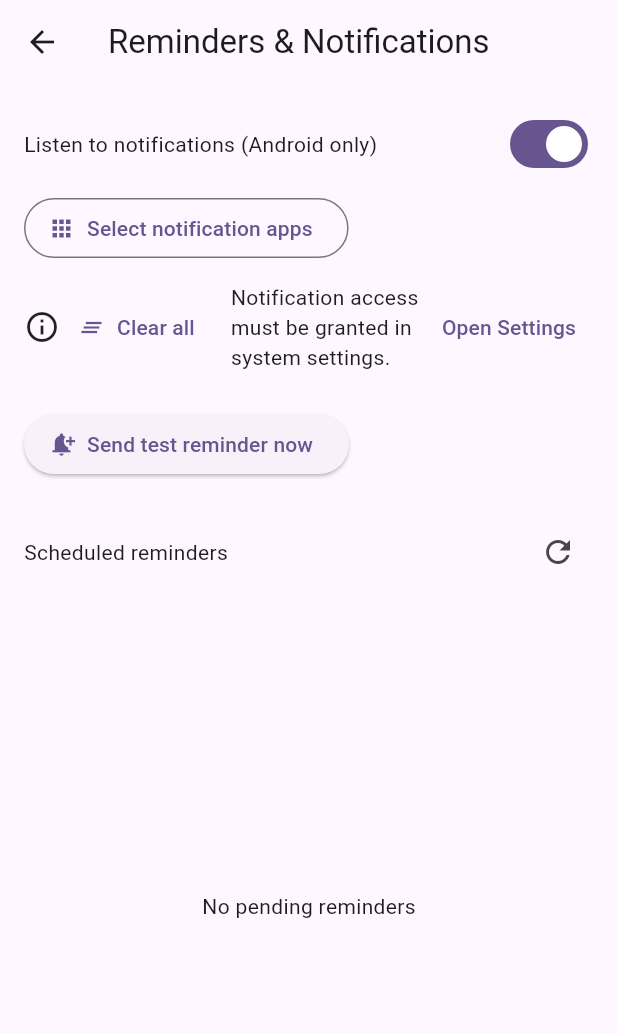
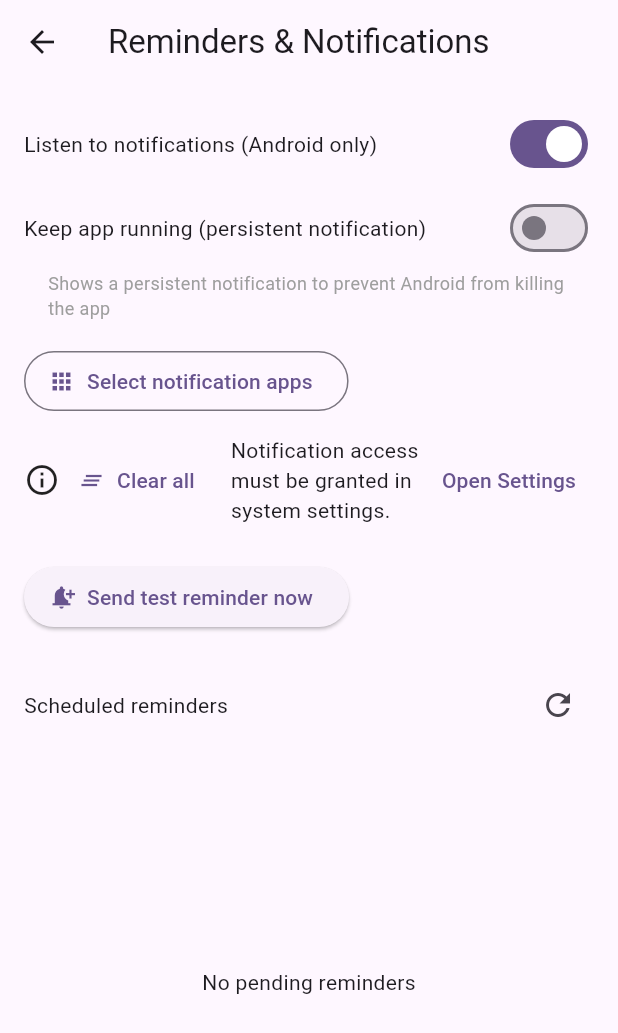
Before and after one commit to Ferrb9579/buddy, a Flutter app: the RemindersPage screen opened by its route, after a tap on "Clear all", on a phone screen of 412 x 824 dp. Shown: the top 1033 px of the screen. Run offline on Flutter 3.47's test engine with Material 3 defaults, Android fonts, the phone set to English and light mode, and no system bars; our stand-ins replace audioplayers, dio, flutter_dotenv, flutter_local_notifications, flutter_timezone, get and 3 more; missing offline and left inert: android_intent_plus, installed_apps, notifications; accounts and stored records are empty.

Commit message:
persistent notification

```diff
--- a/lib/main.dart
+++ b/lib/main.dart
@@ -29,6 +29,11 @@ Future<void> main() async {
     if (enabled) {
       await ingest.start();
     }
+    // Restore persistent notification if it was enabled
+    final persistentEnabled = await reminders.isPersistentNotificationEnabled();
+    if (persistentEnabled) {
+      await reminders.startPersistentNotification();
+    }
   }
   runApp(const MyApp());
 }
--- a/lib/pages/reminders_page.dart
+++ b/lib/pages/reminders_page.dart
@@ -22,6 +22,7 @@ class _RemindersPageState extends State<RemindersPage> {
   final _reminders = ReminderService();
   bool _enabled = true;
   bool _android = false;
+  bool _persistentNotification = false;
   List<Reminder> _scheduledReminders = const [];
   List<AppInfo> _installedApps = const [];
   Set<String> _allowedApps = <String>{};
@@ -39,6 +40,7 @@ class _RemindersPageState extends State<RemindersPage> {
     final en = await _ingest.getEnabled();
     final scheduled = await _reminders.getScheduledReminders();
     final allowedApps = await _ingest.getAllowedApps();
+    final persistentEnabled = await _reminders.isPersistentNotificationEnabled();
     if (_android && _installedApps.isEmpty) {
       await _loadInstalledApps();
     }
@@ -47,11 +49,21 @@ class _RemindersPageState extends State<RemindersPage> {
       _enabled = en;
       _scheduledReminders = scheduled;
       _allowedApps = allowedApps.toSet();
+      _persistentNotification = persistentEnabled;
     });
   }
 
   Future<void> _toggle(bool v) async {
     await _ingest.setEnabled(v);
+    await _init();
+  }
+
+  Future<void> _togglePersistentNotification(bool v) async {
+    if (v) {
+      await _reminders.startPersistentNotification();
+    } else {
+      await _reminders.stopPersistentNotification();
+    }
     await _init();
   }
 
@@ -259,6 +271,21 @@ class _RemindersPageState extends State<RemindersPage> {
               ],
             ),
             const SizedBox(height: 8),
+            if (_android) ...[
+              Row(
+                mainAxisAlignment: MainAxisAlignment.spaceBetween,
+                children: [
+                  const Expanded(child: Text('Keep app running (persistent notification)')),
+                  Switch(value: _persistentNotification, onChanged: _togglePersistentNotification),
+                ],
+              ),
+              const SizedBox(height: 4),
+              const Padding(
+                padding: EdgeInsets.only(left: 16.0, bottom: 8.0),
+                child: Text('Shows a persistent notification to prevent Android from killing the app', style: TextStyle(fontSize: 12, color: Colors.grey)),
+              ),
+              const SizedBox(height: 8),
+            ],
             OutlinedButton.icon(onPressed: _showAppFilterSheet, icon: const Icon(Icons.apps), label: const Text('Select notification apps')),
             const SizedBox(height: 12),
             if (_android) ...[
--- a/lib/services/reminder_service.dart
+++ b/lib/services/reminder_service.dart
@@ -131,6 +131,74 @@ class ReminderService {
     const channel = AndroidNotificationChannel(_channelId, _channelName, description: _channelDescription, importance: Importance.high, playSound: true, enableLights: true, enableVibration: true);
 
     await androidSpecific.createNotificationChannel(channel);
+  }
+
+  // Persistent notification management (keeps app from being killed)
+  static const int _persistentNotificationId = 999999;
+  static const String _persistentChannelId = 'buddy_foreground_service';
+  static const String _persistentChannelName = 'Buddy Service';
+  static const String _persistentChannelDescription = 'Keeps Buddy running in background';
+
+  Future<void> startPersistentNotification() async {
+    if (kIsWeb) return;
+    await initialize();
+
+    final androidSpecific = _plugin.resolvePlatformSpecificImplementation<AndroidFlutterLocalNotificationsPlugin>();
+    if (androidSpecific == null) return;
+
+    // Create a separate low-priority channel for the persistent notification
+    const persistentChannel = AndroidNotificationChannel(_persistentChannelId, _persistentChannelName, description: _persistentChannelDescription, importance: Importance.low, playSound: false, enableLights: false, enableVibration: false, showBadge: false);
+
+    try {
+      await androidSpecific.createNotificationChannel(persistentChannel);
+
+      const androidDetails = AndroidNotificationDetails(
+        _persistentChannelId,
+        _persistentChannelName,
+        channelDescription: _persistentChannelDescription,
+        importance: Importance.low,
+        priority: Priority.low,
+        ongoing: true, // Makes it persistent (can't swipe away)
+        autoCancel: false,
+        icon: '@mipmap/launcher_icon',
+        showWhen: false,
+      );
+      const notificationDetails = NotificationDetails(android: androidDetails);
+
+      // Show persistent notification
+      await _plugin.show(_persistentNotificationId, 'Buddy is active', 'Monitoring your reminders', notificationDetails);
+
+      // Store the state in preferences
+      final prefs = await SharedPreferences.getInstance();
+      await prefs.setBool('buddy_foreground_service_enabled', true);
+
+      debugPrint('ReminderService: Persistent notification started');
+    } catch (err) {
+      debugPrint('ReminderService: Failed to start persistent notification ($err)');
+    }
+  }
+
+  Future<void> stopPersistentNotification() async {
+    if (kIsWeb) return;
+
+    try {
+      // Cancel the persistent notification
+      await _plugin.cancel(_persistentNotificationId);
+
+      // Update the state in preferences
+      final prefs = await SharedPreferences.getInstance();
+      await prefs.setBool('buddy_foreground_service_enabled', false);
+
+      debugPrint('ReminderService: Persistent notification stopped');
+    } catch (err) {
+      debugPrint('ReminderService: Failed to stop persistent notification ($err)');
+    }
+  }
+
+  Future<bool> isPersistentNotificationEnabled() async {
+    if (kIsWeb) return false;
+    final prefs = await SharedPreferences.getInstance();
+    return prefs.getBool('buddy_foreground_service_enabled') ?? false;
   }
 
   Future<Reminder> scheduleReminder({int? id, required String title, required String body, required DateTime when, int? groupId, String? app, int? leadMinutes}) async {
```
Also changed, not shown: 2 other files.
